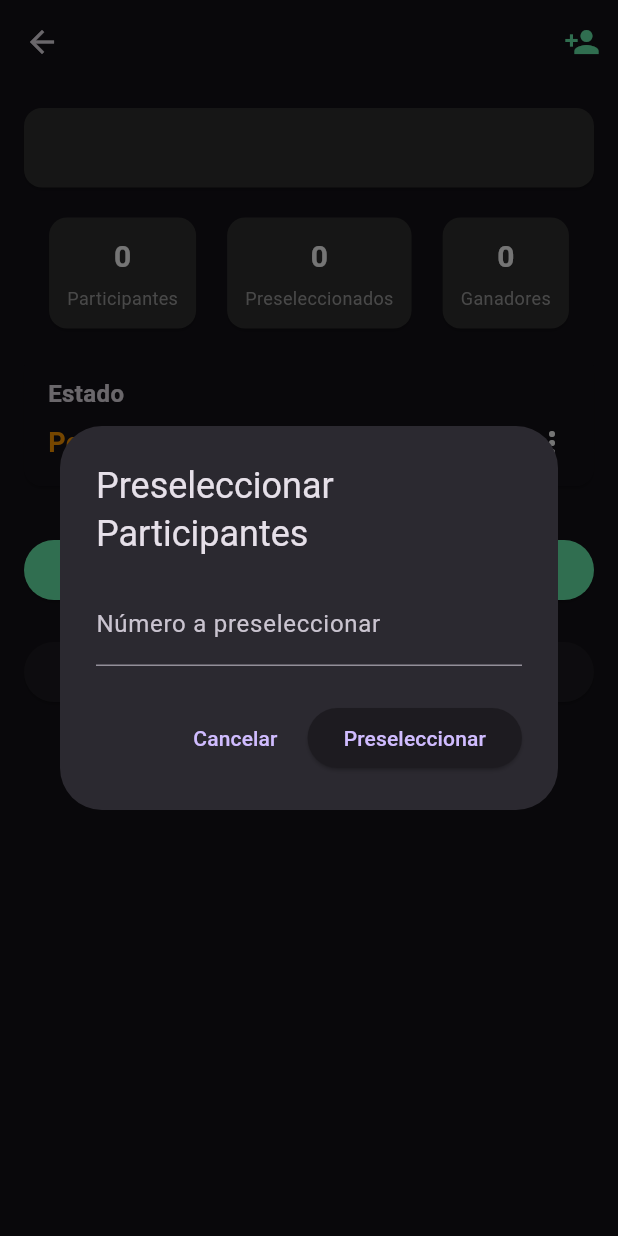
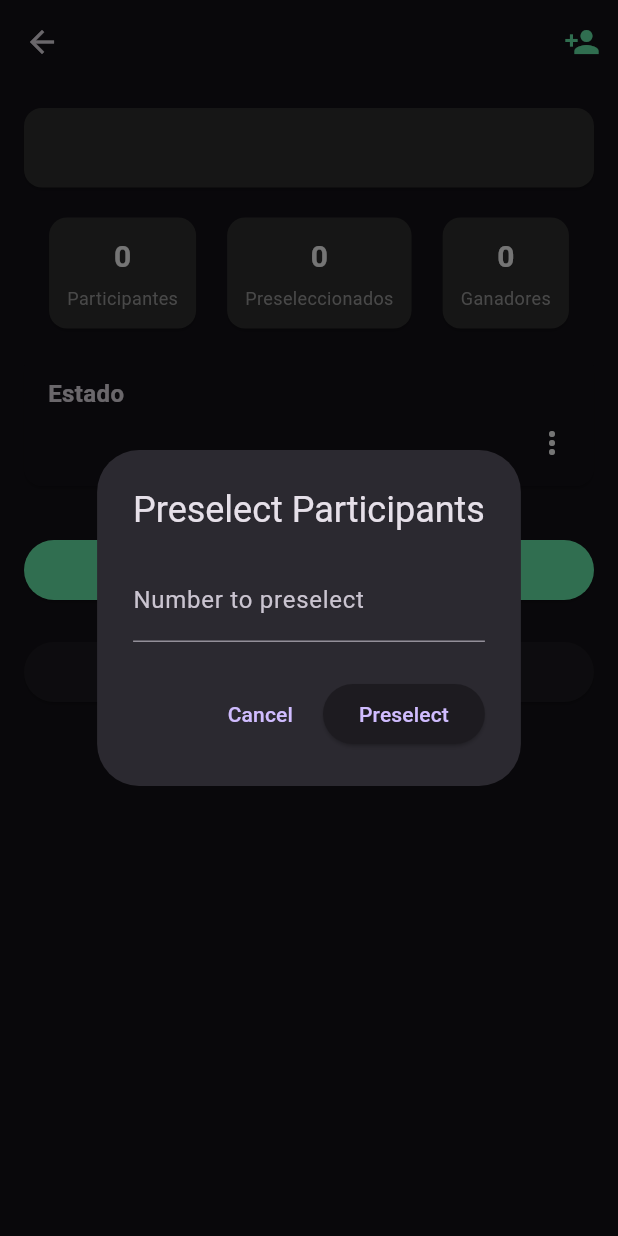
Before and after one commit to magq2002/raffleFlutter, a Flutter app: the GiveawayDetailsPage screen opened directly with empty values, after a tap on "Preseleccionar Participantes", on a phone screen of 412 x 824 dp. Run offline on Flutter 3.47's test engine with Material 3 defaults, Android fonts, the phone set to English and light mode, and no system bars; our stand-ins replace equatable, flutter_bloc, image_picker, permission_handler, qr_flutter, screenshot and 2 more; accounts and stored records are empty.

Commit message:
resolve language details and global variables

```diff
--- a/lib/core/theme/app_colors.dart
+++ /dev/null
@@ -1,9 +0,0 @@
-import 'package:flutter/material.dart';
-
-class AppColors {
-  static const Color primary = Colors.greenAccent;
-  static const Color secondary = Colors.blueAccent;
-  static const Color error = Colors.redAccent;
-  static const Color background = Colors.black;
-  static const Color text = Colors.white;
-}
--- a/lib/features/giveaways/presentation/pages/giveaway_create_page.dart
+++ b/lib/features/giveaways/presentation/pages/giveaway_create_page.dart
@@ -1,6 +1,5 @@
 import 'package:flutter/material.dart';
 import 'package:flutter_bloc/flutter_bloc.dart';
-import '../../../../core/theme/app_colors.dart';
 import '../bloc/giveaway_bloc.dart';
 
 class GiveawayCreatePage extends StatefulWidget {
@@ -92,7 +91,7 @@ class _GiveawayCreatePageState extends State<GiveawayCreatePage> {
                         ? 'Seleccionar fecha'
                         : '${_drawDate!.toLocal()}'.split(' ')[0]),
                     style: ElevatedButton.styleFrom(
-                      backgroundColor: AppColors.primary,
+                      backgroundColor: Colors.greenAccent,
                       foregroundColor: Colors.black87,
                       padding: const EdgeInsets.symmetric(
                           horizontal: 16, vertical: 12),
--- a/lib/features/giveaways/presentation/pages/giveaway_details_page.dart
+++ b/lib/features/giveaways/presentation/pages/giveaway_details_page.dart
@@ -1,6 +1,5 @@
 import 'package:flutter/material.dart';
 import 'package:flutter_bloc/flutter_bloc.dart';
-import '../../../../core/theme/app_colors.dart';
 import '../../domain/entities/giveaway.dart';
 import '../bloc/participant_bloc.dart';
 import '../widgets/giveaway_description_widget.dart';
@@ -29,7 +28,7 @@ class GiveawayDetailsPage extends StatelessWidget {
             onPressed: () => _showAddParticipantDialog(context),
             icon: const Icon(
               Icons.person_add,
-              color: AppColors.primary,
+              color: Colors.greenAccent,
             ),
             tooltip: 'Nuevo Participante',
           )
@@ -121,7 +120,7 @@ class GiveawayDetailsPage extends StatelessWidget {
       default:
         awardTitle = '🎉 ¡Ganador!';
         awardIcon =
-            const Icon(Icons.emoji_events, color: AppColors.primary, size: 48);
+            const Icon(Icons.emoji_events, color: Colors.greenAccent, size: 48);
     }
 
     showDialog(
--- a/lib/features/giveaways/presentation/widgets/create_giveaway_button.dart
+++ b/lib/features/giveaways/presentation/widgets/create_giveaway_button.dart
@@ -1,5 +1,4 @@
 import 'package:flutter/material.dart';
-import '../../../../core/theme/app_colors.dart';
 import '../pages/giveaway_create_page.dart';
 
 class CreateGiveawayButton extends StatelessWidget {
@@ -9,7 +8,7 @@ class CreateGiveawayButton extends StatelessWidget {
   Widget build(BuildContext context) {
     return FloatingActionButton.extended(
       foregroundColor: Colors.black,
-      backgroundColor: AppColors.primary,
+      backgroundColor: Colors.greenAccent,
       onPressed: () {
         Navigator.push(
           context,
--- a/lib/features/giveaways/presentation/widgets/giveaway_stats.dart
+++ b/lib/features/giveaways/presentation/widgets/giveaway_stats.dart
@@ -1,5 +1,4 @@
 import 'package:flutter/material.dart';
-import '../../../../core/theme/app_colors.dart';
 import '../../domain/entities/participant.dart';
 
 class GiveawayStats extends StatelessWidget {
@@ -30,7 +29,7 @@ class GiveawayStats extends StatelessWidget {
           style: const TextStyle(
             fontSize: 20,
             fontWeight: FontWeight.bold,
-            color: AppColors.primary,
+            color: Colors.greenAccent,
           ),
         ),
         const SizedBox(height: 4),
--- a/lib/features/giveaways/presentation/widgets/giveaway_status_widget.dart
+++ b/lib/features/giveaways/presentation/widgets/giveaway_status_widget.dart
@@ -36,7 +36,7 @@ class GiveawayStatusWidget extends StatelessWidget {
                   children: [
                     Expanded(
                       child: Text(
-                        _translateStatus(updatedGiveaway.status),
+                        updatedGiveaway.status.toUpperCase(),
                         style: TextStyle(
                           color: _getStatusColor(updatedGiveaway.status),
                           fontWeight: FontWeight.bold,
@@ -90,16 +90,4 @@ class GiveawayStatusWidget extends StatelessWidget {
         return Colors.orange;
     }
   }
-
-  String _translateStatus(String status) {
-    switch (status.toLowerCase()) {
-      case 'completed':
-        return 'Completado';
-      case 'cancelled':
-        return 'Cancelado';
-      case 'pending':
-      default:
-        return 'Pendiente';
-    }
-  }
 }
--- a/lib/features/giveaways/presentation/widgets/preselect_participants_button.dart
+++ b/lib/features/giveaways/presentation/widgets/preselect_participants_button.dart
@@ -1,6 +1,4 @@
 import 'package:flutter/material.dart';
-
-import '../../../../core/theme/app_colors.dart';
 
 class PreselectParticipantsButton extends StatelessWidget {
   final void Function(int count) onPreselect;
@@ -13,18 +11,18 @@ class PreselectParticipantsButton extends StatelessWidget {
     showDialog(
       context: context,
       builder: (_) => AlertDialog(
-        title: const Text('Preseleccionar Participantes'),
+        title: const Text('Preselect Participants'),
         content: TextField(
           controller: controller,
           keyboardType: TextInputType.number,
           decoration: const InputDecoration(
-            labelText: 'Número a preseleccionar',
+            labelText: 'Number to preselect',
           ),
         ),
         actions: [
           TextButton(
             onPressed: () => Navigator.pop(context),
-            child: const Text('Cancelar'),
+            child: const Text('Cancel'),
           ),
           ElevatedButton(
             onPressed: () {
@@ -34,7 +32,7 @@ class PreselectParticipantsButton extends StatelessWidget {
                 onPreselect(count);
               }
             },
-            child: const Text('Preseleccionar'),
+            child: const Text('Preselect'),
           ),
         ],
       ),
@@ -48,7 +46,7 @@ class PreselectParticipantsButton extends StatelessWidget {
       icon: const Icon(Icons.how_to_reg),
       label: const Text('Preseleccionar Participantes'),
       style: ElevatedButton.styleFrom(
-        backgroundColor: AppColors.primary,
+        backgroundColor: Colors.greenAccent,
         foregroundColor: Colors.black,
       ),
     );
--- a/lib/features/raffles/presentation/pages/raffle_list_page.dart
+++ b/lib/features/raffles/presentation/pages/raffle_list_page.dart
@@ -7,8 +7,6 @@ import 'package:raffle/features/raffles/presentation/bloc/raffle_event.dart';
 import 'package:raffle/features/raffles/presentation/bloc/raffle_state.dart';
 import 'package:raffle/features/raffles/presentation/pages/raffle_create_page.dart';
 import 'package:raffle/features/raffles/presentation/pages/raffle_details_page.dart';
-
-import '../../../../core/theme/app_colors.dart';
 
 class RaffleListPage extends StatefulWidget {
   const RaffleListPage({super.key});
@@ -139,7 +137,7 @@ class _RaffleListPageState extends State<RaffleListPage> {
       ),
       floatingActionButton: FloatingActionButton(
         foregroundColor: Colors.black,
-        backgroundColor: AppColors.primary,
+        backgroundColor: Colors.greenAccent,
         onPressed: () async {
           final bloc = context.read<RaffleBloc>();
 
--- a/lib/features/raffles/presentation/pages/trash_page.dart
+++ b/lib/features/raffles/presentation/pages/trash_page.dart
@@ -1,7 +1,6 @@
 import 'package:flutter/material.dart';
 import 'package:flutter_bloc/flutter_bloc.dart';
 import '../../../../core/data/database_cleaner.dart';
-import '../../../../core/theme/app_colors.dart';
 import '../bloc/raffle_bloc.dart';
 import '../bloc/raffle_event.dart';
 
@@ -14,7 +13,7 @@ class TrashPage extends StatelessWidget {
       child: Card(
         elevation: 8,
         shape: RoundedRectangleBorder(borderRadius: BorderRadius.circular(20)),
-        color: AppColors.primary.withOpacity(0.9),
+        color: Colors.greenAccent.withOpacity(0.9),
         child: Padding(
           padding: const EdgeInsets.all(24.0),
           child: Column(
--- a/lib/features/raffles/presentation/widgets/ticket_export_widget.dart
+++ b/lib/features/raffles/presentation/widgets/ticket_export_widget.dart
@@ -8,7 +8,6 @@ import 'package:share_plus/share_plus.dart';
 import 'package:path_provider/path_provider.dart';
 import 'dart:io';
 
-import '../../../../core/theme/app_colors.dart';
 import '../../domain/entities/ticket.dart';
 
 class TicketExportWidget extends StatefulWidget {
@@ -104,7 +103,7 @@ class _TicketExportWidgetState extends State<TicketExportWidget> {
                           Text(
                             ticket.buyerName ?? '—',
                             style: const TextStyle(
-                              color: AppColors.primary,
+                              color: Colors.greenAccent,
                               fontSize: 22,
                               fontWeight: FontWeight.bold,
                             ),
@@ -185,7 +184,7 @@ class _TicketExportWidgetState extends State<TicketExportWidget> {
                   child: Text(
                     '¡GRACIAS POR PARTICIPAR!',
                     style: TextStyle(
-                      color: AppColors.primary,
+                      color: Colors.greenAccent,
                       fontWeight: FontWeight.bold,
                     ),
                   ),
--- a/pubspec.yaml
+++ b/pubspec.yaml
@@ -31,8 +31,6 @@ dependencies:
   flutter:
     sdk: flutter
 
-  flutter_localizations:
-    sdk: flutter
   flutter_bloc: ^8.1.3
   uuid: ^4.2.2
   sqflite: ^2.4.1
@@ -50,7 +48,7 @@ dependencies:
   # The following adds the Cupertino Icons font to your application.
   # Use with the CupertinoIcons class for iOS style icons.
   cupertino_icons: ^1.0.8
-  intl: ^0.19.0
+  intl: ^0.20.2
 
 dev_dependencies:
   flutter_test:
```
Also changed, not shown: lib/features/giveaways/presentation/widgets/giveaway_card.dart (+1 -13 lines), lib/layout/main_layout.dart (+7 -8 lines), lib/main.dart (+0 -10 lines), pubspec.lock.
